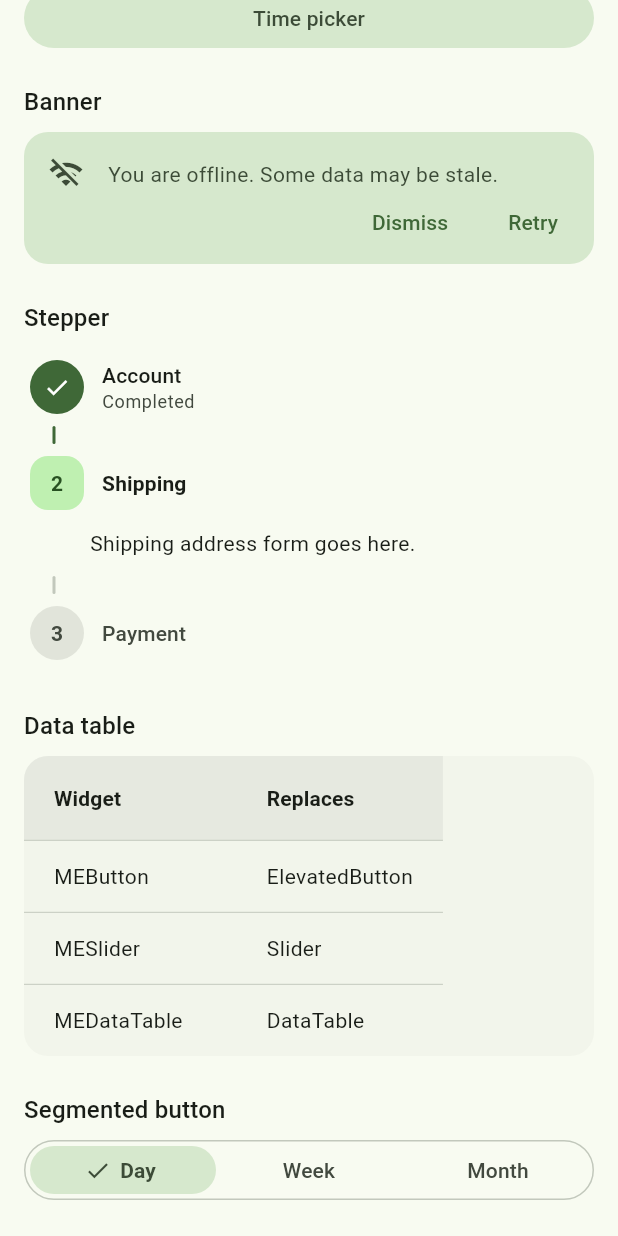
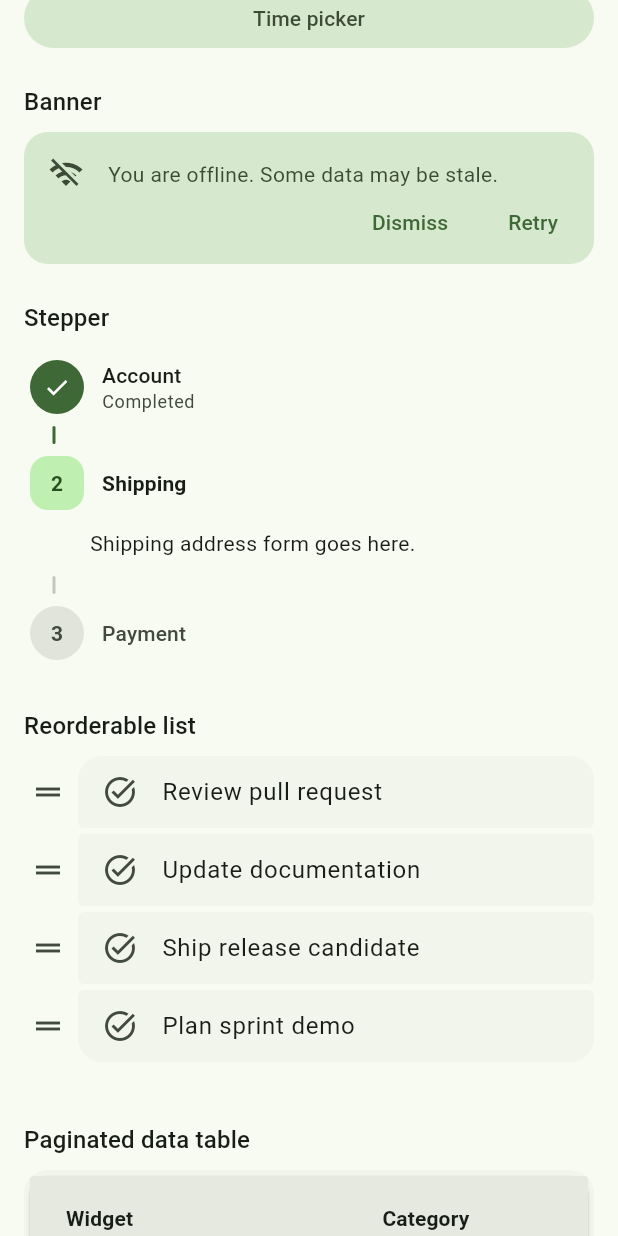
Before and after one commit to asimawdah/expressive_ui_kit, a Flutter app: the InputsPage widget shown alone on an empty page, opened directly, scrolled down 1152 dp, on a phone screen of 412 x 824 dp. Run offline on Flutter 3.47's test engine with Material 3 defaults, Android fonts, the phone set to English and light mode, and no system bars; missing offline and left inert: material_new_shapes.

Commit message:
Add list widgets, widget catalog, and pub.dev prep (v0.2.0)
- Add MEPaginatedDataTable and MEReorderableList expressive list widgets
- Add searchable widget catalog page in the example gallery
- Add golden tests for METabBar and MENavigationBar
- Add widget tests for paginated table and reorderable list
- Bump version to 0.2.0 with pub.dev topics and README badges
- Update CHANGELOG and widget mapping documentation

Co-authored-by: Asim Awdah <contact@asimawdah.com>

```diff
--- a/example/lib/pages/inputs_page.dart
+++ b/example/lib/pages/inputs_page.dart
@@ -21,6 +21,16 @@ class _InputsPageState extends State<InputsPage> {
   int _page = 0;
   final List<String> _emails =
       List.generate(3, (i) => 'Swipe me away — message ${i + 1}');
+  final List<Key> _taskKeys = List.generate(
+    4,
+    (i) => ValueKey<String>('task-$i'),
+  );
+  final List<String> _taskLabels = const [
+    'Review pull request',
+    'Update documentation',
+    'Ship release candidate',
+    'Plan sprint demo',
+  ];
 
   static const List<String> _fruits = [
     'Apple',
@@ -196,6 +206,42 @@ class _InputsPageState extends State<InputsPage> {
           ],
         ),
         const SizedBox(height: 24),
+        Text('Reorderable list',
+            style: Theme.of(context).textTheme.titleMedium),
+        const SizedBox(height: 8),
+        SizedBox(
+          height: 220,
+          child: MEReorderableList(
+            keys: _taskKeys,
+            onReorder: (oldIndex, newIndex) {
+              setState(() {
+                final key = _taskKeys.removeAt(oldIndex);
+                final label = _taskLabels.removeAt(oldIndex);
+                _taskKeys.insert(newIndex, key);
+                _taskLabels.insert(newIndex, label);
+              });
+            },
+            itemBuilder: (context, index, position) => MEListTile(
+              position: position,
+              leading: const Icon(Icons.task_alt_outlined),
+              title: Text(_taskLabels[index]),
+            ),
+          ),
+        ),
+        const SizedBox(height: 24),
+        Text('Paginated data table',
+            style: Theme.of(context).textTheme.titleMedium),
+        const SizedBox(height: 8),
+        MEPaginatedDataTable(
+          columns: const [
+            DataColumn(label: Text('Widget')),
+            DataColumn(label: Text('Category')),
+          ],
+          source: _WidgetCatalogSource(),
+          rowsPerPage: 5,
+          showCheckboxColumn: false,
+        ),
+        const SizedBox(height: 24),
         Text('Data table', style: Theme.of(context).textTheme.titleMedium),
         const SizedBox(height: 8),
         const MEDataTable(
@@ -329,3 +375,49 @@ class _InputsPageState extends State<InputsPage> {
     );
   }
 }
+
+class _WidgetCatalogSource extends DataTableSource {
+  static const _rows = <(String, String)>[
+    ('MEButton', 'Buttons'),
+    ('MESwitch', 'Controls'),
+    ('MENavigationBar', 'Navigation'),
+    ('MECard', 'Containers'),
+    ('METextField', 'Inputs'),
+    ('MEDataTable', 'Lists'),
+    ('MEMarkdown', 'Content'),
+    ('MELineChart', 'Charts'),
+    ('MESliverList', 'Slivers'),
+    ('METoast', 'Communication'),
+    ('MELoadingIndicator', 'Progress'),
+    ('MEAvatar', 'Containers'),
+    ('MESegmentedButton', 'Buttons'),
+    ('MEDialog', 'Containers'),
+    ('MERefreshIndicator', 'Progress'),
+    ('MEStepper', 'Lists'),
+    ('MEOtpInput', 'Inputs'),
+    ('MEGauge', 'Charts'),
+    ('MEFabMenu', 'Buttons'),
+    ('MESwipeDeck', 'Containers'),
+  ];
+
+  @override
+  DataRow? getRow(int index) {
+    if (index >= _rows.length) return null;
+    final row = _rows[index];
+    return DataRow(
+      cells: [
+        DataCell(Text(row.$1)),
+        DataCell(Text(row.$2)),
+      ],
+    );
+  }
+
+  @override
+  bool get isRowCountApproximate => false;
+
+  @override
+  int get rowCount => _rows.length;
+
+  @override
+  int get selectedRowCount => 0;
+}
--- a/lib/material3_expressive.dart
+++ b/lib/material3_expressive.dart
@@ -50,6 +50,8 @@
 /// | RefreshIndicator               | [MERefreshIndicator]         |
 /// | Stepper                        | [MEStepper]                  |
 /// | DataTable                      | [MEDataTable]                |
+/// | PaginatedDataTable             | [MEPaginatedDataTable]       |
+/// | ReorderableListView            | [MEReorderableList]          |
 /// | SegmentedButton                | [MESegmentedButton]          |
 /// | CircleAvatar                   | [MEAvatar] / [MEAvatarGroup] |
 /// | Dismissible                    | [MEDismissible]              |
@@ -267,6 +269,8 @@ export 'src/lists/action_item.dart';
 export 'src/lists/item_position.dart';
 export 'src/lists/me_accordion.dart';
 export 'src/lists/me_data_table.dart';
+export 'src/lists/me_paginated_data_table.dart';
+export 'src/lists/me_reorderable_list.dart';
 export 'src/markdown/me_markdown.dart';
 export 'src/markdown/me_markdown_editor.dart';
 export 'src/markdown/me_syntax_highlight.dart';
--- /dev/null
+++ b/lib/src/lists/me_paginated_data_table.dart
@@ -0,0 +1,69 @@
+import 'package:flutter/material.dart';
+
+import '../theme/me_shapes.dart';
+
+/// A Material 3 Expressive paginated data table.
+///
+/// Replaces [PaginatedDataTable]. Shares the same expressive container
+/// styling as [MEDataTable]: large-radius surface, tonal header row, and
+/// no outer border.
+class MEPaginatedDataTable extends StatelessWidget {
+  const MEPaginatedDataTable({
+    super.key,
+    required this.columns,
+    required this.source,
+    this.rowsPerPage = PaginatedDataTable.defaultRowsPerPage,
+    this.availableRowsPerPage = const <int>[5, 10, 20, 50, 100],
+    this.sortColumnIndex,
+    this.sortAscending = true,
+    this.showCheckboxColumn = true,
+    this.showFirstLastButtons = false,
+  });
+
+  final List<DataColumn> columns;
+  final DataTableSource source;
+  final int rowsPerPage;
+  final List<int> availableRowsPerPage;
+  final int? sortColumnIndex;
+  final bool sortAscending;
+  final bool showCheckboxColumn;
+  final bool showFirstLastButtons;
+
+  @override
+  Widget build(BuildContext context) {
+    final colors = Theme.of(context).colorScheme;
+    final textTheme = Theme.of(context).textTheme;
+
+    return Material(
+      color: colors.surfaceContainerLow,
+      borderRadius: BorderRadius.circular(MECorners.large),
+      clipBehavior: Clip.antiAlias,
+      child: Theme(
+        data: Theme.of(context).copyWith(
+          dataTableTheme: DataTableThemeData(
+            headingRowColor:
+                WidgetStatePropertyAll(colors.surfaceContainerHigh),
+            headingTextStyle: textTheme.titleSmall!.copyWith(
+              color: colors.onSurface,
+              fontWeight: FontWeight.w700,
+            ),
+            dataTextStyle:
+                textTheme.bodyMedium!.copyWith(color: colors.onSurface),
+            dividerThickness: 0.5,
+            horizontalMargin: 20,
+          ),
+        ),
+        child: PaginatedDataTable(
+          columns: columns,
+          source: source,
+          rowsPerPage: rowsPerPage,
+          availableRowsPerPage: availableRowsPerPage,
+          sortColumnIndex: sortColumnIndex,
+          sortAscending: sortAscending,
+          showCheckboxColumn: showCheckboxColumn,
+          showFirstLastButtons: showFirstLastButtons,
+        ),
+      ),
+    );
+  }
+}
--- /dev/null
+++ b/lib/src/lists/me_reorderable_list.dart
@@ -0,0 +1,95 @@
+import 'package:flutter/material.dart';
+
+import 'me_list_tile.dart';
+
+/// A Material 3 Expressive reorderable list.
+///
+/// Replaces [ReorderableListView] for simple vertical lists built from
+/// [MEListTile] segments. Each row exposes a drag handle; callers supply
+/// stable [keys] so items keep their identity while reordering.
+class MEReorderableList extends StatelessWidget {
+  const MEReorderableList({
+    super.key,
+    required this.keys,
+    required this.itemBuilder,
+    required this.onReorder,
+    this.padding,
+    this.physics,
+    this.shrinkWrap = false,
+    this.dragHandleIcon = Icons.drag_handle,
+    this.itemSpacing = 4,
+  }) : assert(keys.length > 0);
+
+  /// Stable keys for each row, in display order.
+  final List<Key> keys;
+
+  /// Builds the tile body for [index]. [position] is derived from the row's
+  /// place in the list so grouped corner radii stay correct.
+  final Widget Function(
+      BuildContext context, int index, MEListPosition position) itemBuilder;
+
+  final ReorderCallback onReorder;
+  final EdgeInsets? padding;
+  final ScrollPhysics? physics;
+  final bool shrinkWrap;
+  final IconData dragHandleIcon;
+  final double itemSpacing;
+
+  MEListPosition _positionFor(int index) {
+    final count = keys.length;
+    if (count == 1) return MEListPosition.only;
+    if (index == 0) return MEListPosition.first;
+    if (index == count - 1) return MEListPosition.last;
+    return MEListPosition.middle;
+  }
+
+  @override
+  Widget build(BuildContext context) {
+    final iconColor = Theme.of(context).colorScheme.onSurfaceVariant;
+
+    return ReorderableListView.builder(
+      padding: padding,
+      physics: physics,
+      shrinkWrap: shrinkWrap,
+      itemCount: keys.length,
+      onReorderItem: onReorder,
+      buildDefaultDragHandles: false,
+      proxyDecorator: (child, index, animation) {
+        return AnimatedBuilder(
+          animation: animation,
+          builder: (context, child) {
+            final t = Curves.easeOut.transform(animation.value);
+            return Material(
+              elevation: 4 * t,
+              borderRadius: BorderRadius.circular(12),
+              child: child,
+            );
+          },
+          child: child,
+        );
+      },
+      itemBuilder: (context, index) {
+        return Padding(
+          key: keys[index],
+          padding: EdgeInsets.only(
+              bottom: index == keys.length - 1 ? 0 : itemSpacing),
+          child: Row(
+            crossAxisAlignment: CrossAxisAlignment.center,
+            children: [
+              ReorderableDragStartListener(
+                index: index,
+                child: Padding(
+                  padding: const EdgeInsets.only(left: 4, right: 8),
+                  child: Icon(dragHandleIcon, color: iconColor),
+                ),
+              ),
+              Expanded(
+                child: itemBuilder(context, index, _positionFor(index)),
+              ),
+            ],
+          ),
+        );
+      },
+    );
+  }
+}
```
Also changed, not shown: example/lib/main.dart (+13 -0 lines), example/lib/pages/widget_catalog_page.dart (added, +141 -0 lines), pubspec.yaml (+9 -1 lines), 7 other files.
